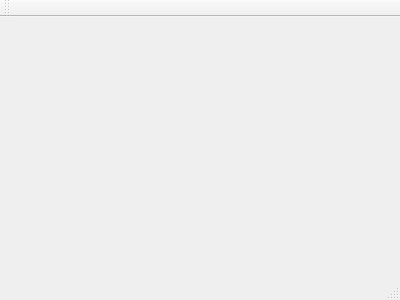
Qt form pantallavinculacion.ui (AndreyZartty/Scrabble) before a commit.
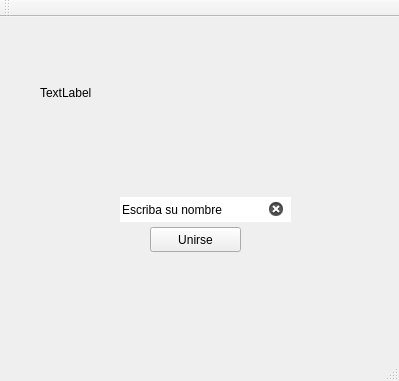
The same form after that commit.

Commit message: Creacion de ventana de pruebas con botón y caja de texto

What changed in the file:
```diff
--- a/pantallavinculacion.ui
+++ b/pantallavinculacion.ui
@@ -1,24 +1,97 @@
 <ui version="4.0">
  <class>PantallaVinculacion</class>
- <widget class="QMainWindow" name="PantallaVinculacion" >
-  <property name="geometry" >
+ <widget class="QMainWindow" name="PantallaVinculacion">
+  <property name="geometry">
    <rect>
     <x>0</x>
     <y>0</y>
-    <width>400</width>
-    <height>300</height>
+    <width>399</width>
+    <height>381</height>
    </rect>
   </property>
   <property name="windowTitle" >
    <string>PantallaVinculacion</string>
   </property>
-  <widget class="QMenuBar" name="menuBar" />
-  <widget class="QToolBar" name="mainToolBar" />
-  <widget class="QWidget" name="centralWidget" />
-  <widget class="QStatusBar" name="statusBar" />
+  <widget class="QWidget" name="centralWidget">
+   <widget class="QPushButton" name="UnirseButton">
+    <property name="geometry">
+     <rect>
+      <x>150</x>
+      <y>210</y>
+      <width>91</width>
+      <height>25</height>
+     </rect>
+    </property>
+    <property name="minimumSize">
+     <size>
+      <width>91</width>
+      <height>0</height>
+     </size>
+    </property>
+    <property name="text">
+     <string>Unirse</string>
+    </property>
+   </widget>
+   <widget class="QLineEdit" name="lineEdit">
+    <property name="geometry">
+     <rect>
+      <x>120</x>
+      <y>180</y>
+      <width>171</width>
+      <height>25</height>
+     </rect>
+    </property>
+    <property name="inputMask">
+     <string/>
+    </property>
+    <property name="text">
+     <string>Escriba su nombre</string>
+    </property>
+    <property name="frame">
+     <bool>false</bool>
+    </property>
+    <property name="readOnly">
+     <bool>false</bool>
+    </property>
+    <property name="clearButtonEnabled">
+     <bool>true</bool>
+    </property>
+   </widget>
+   <widget class="QLabel" name="label">
+    <property name="geometry">
+     <rect>
+      <x>40</x>
+      <y>60</y>
+      <width>141</width>
+      <height>31</height>
+     </rect>
+    </property>
+    <property name="text">
+     <string>TextLabel</string>
+    </property>
+   </widget>
+  </widget>
+  <widget class="QMenuBar" name="menuBar">
+   <property name="geometry">
+    <rect>
+     <x>0</x>
+     <y>0</y>
+     <width>399</width>
+     <height>22</height>
+    </rect>
+   </property>
+  </widget>
+  <widget class="QToolBar" name="mainToolBar">
+   <attribute name="toolBarArea">
+    <enum>TopToolBarArea</enum>
+   </attribute>
+   <attribute name="toolBarBreak">
+    <bool>false</bool>
+   </attribute>
+  </widget>
+  <widget class="QStatusBar" name="statusBar"/>
  </widget>
- <layoutDefault spacing="6" margin="11" />
- <pixmapfunction></pixmapfunction>
+ <layoutdefault spacing="6" margin="11"/>
  <resources/>
  <connections/>
 </ui>
```
Left out of the diff: 5 changed lines with no effect on the pictures. The commit also changes 2 other files.
